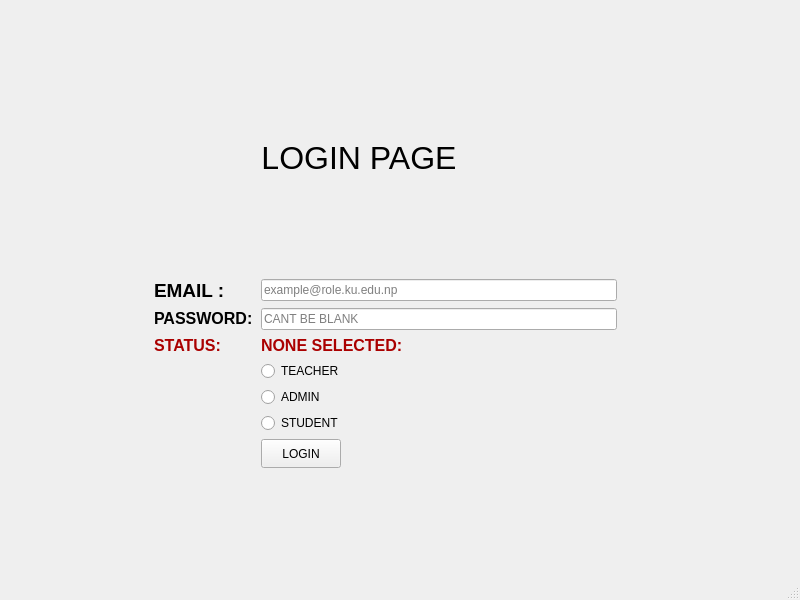
Above: mainwindow.ui from Shasank12345/QT_PROJECT before the change. Below: the same form after it.
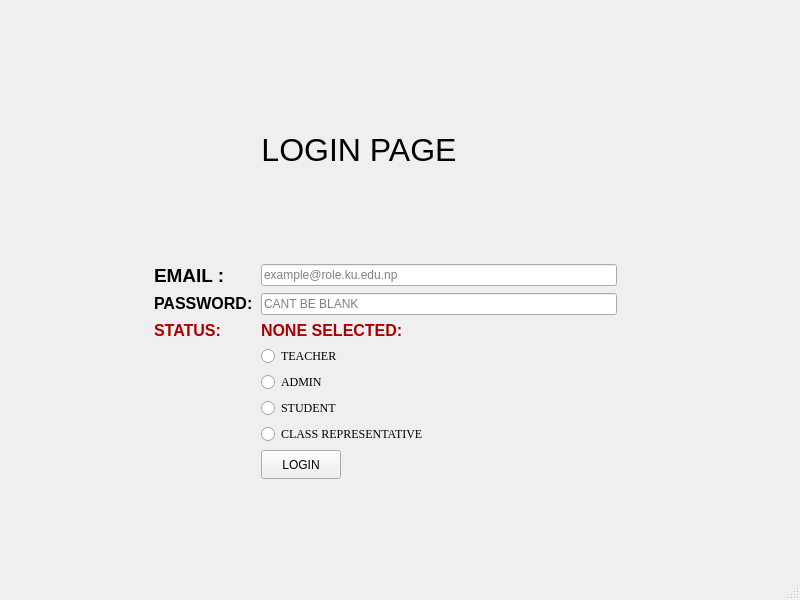
That is the form after the change.

What changed in the file:
```diff
--- a/mainwindow.ui
+++ b/mainwindow.ui
@@ -32,7 +32,7 @@
       <x>150</x>
       <y>40</y>
       <width>471</width>
-      <height>431</height>
+      <height>442</height>
      </rect>
     </property>
     <layout class="QFormLayout" name="formlayout">
@@ -78,6 +78,11 @@
      </item>
      <item row="17" column="1">
       <widget class="QRadioButton" name="radioButton">
+       <property name="font">
+        <font>
+         <family>Times New Roman</family>
+        </font>
+       </property>
        <property name="text">
         <string>TEACHER</string>
        </property>
@@ -85,6 +90,11 @@
      </item>
      <item row="18" column="1">
       <widget class="QRadioButton" name="radioButton_2">
+       <property name="font">
+        <font>
+         <family>Times New Roman</family>
+        </font>
+       </property>
        <property name="text">
         <string>ADMIN</string>
        </property>
@@ -92,6 +102,11 @@
      </item>
      <item row="19" column="1">
       <widget class="QRadioButton" name="radioButton_3">
+       <property name="font">
+        <font>
+         <family>Times New Roman</family>
+        </font>
+       </property>
        <property name="text">
         <string>STUDENT</string>
        </property>
@@ -199,6 +214,21 @@
        </property>
       </widget>
      </item>
+     <item row="20" column="1">
+      <widget class="QRadioButton" name="radioButton_4">
+       <property name="font">
+        <font>
+         <family>Times New Roman</family>
+         <pointsize>9</pointsize>
+         <bold>false</bold>
+         <strikeout>false</strikeout>
+        </font>
+       </property>
+       <property name="text">
+        <string>CLASS REPRESENTATIVE</string>
+       </property>
+      </widget>
+     </item>
     </layout>
    </widget>
   </widget>
```
